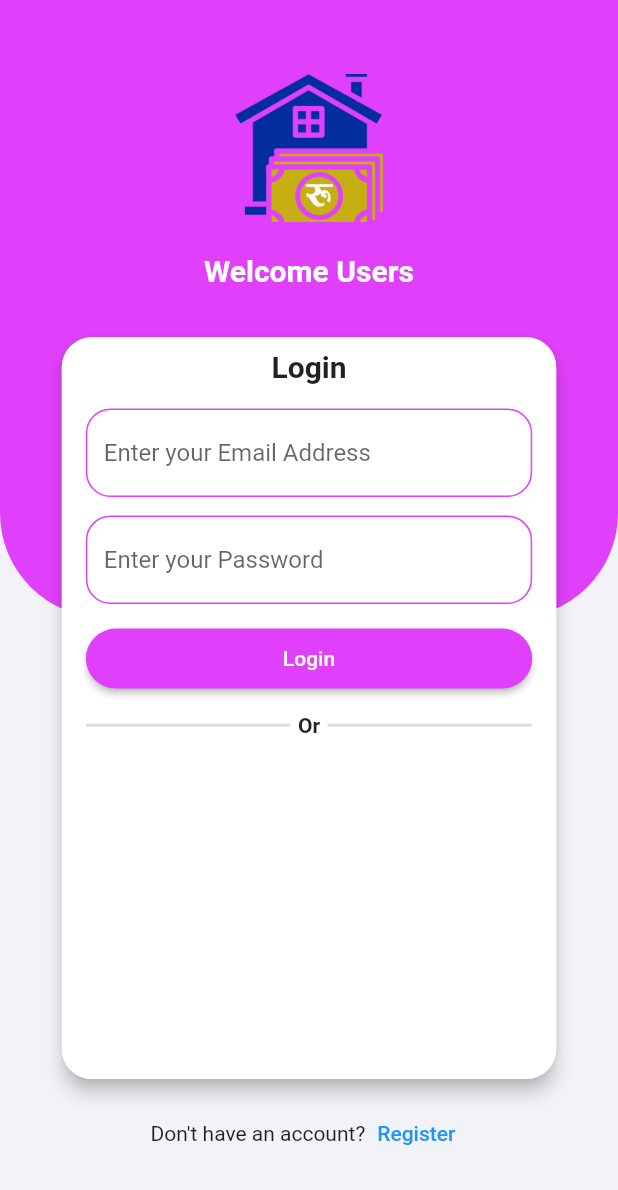
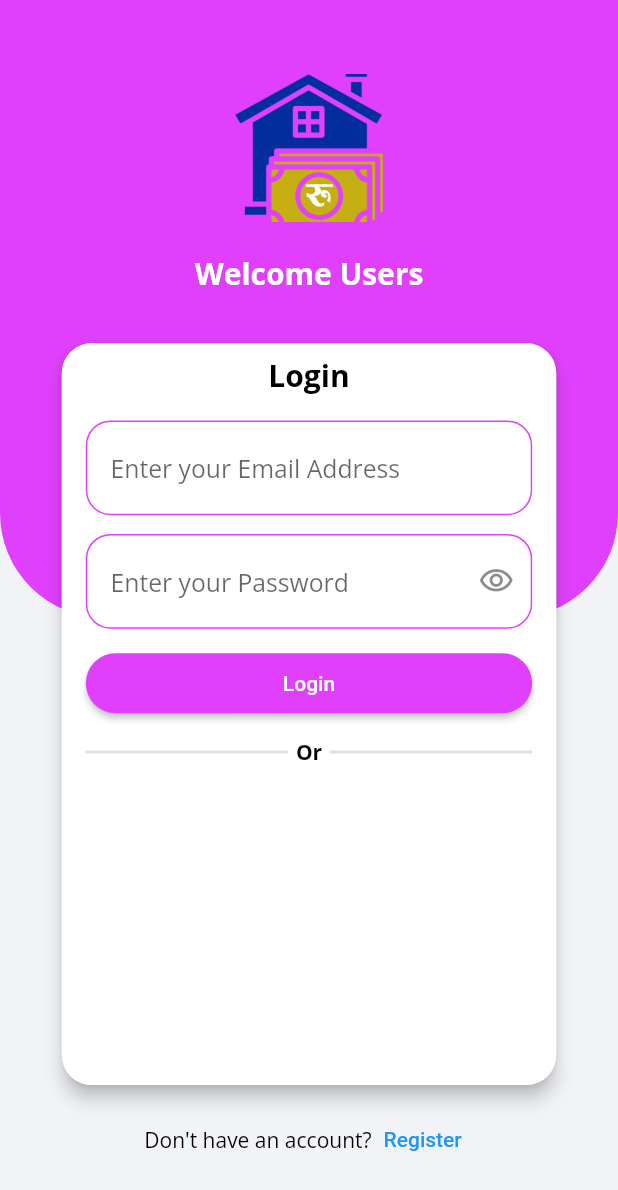
Before and after one commit to Manoj882/home_rent_app, a Flutter app: the screen it shows after launch, on a phone screen of 412 x 824 dp. Shown: the top 1190 px of the screen. Run offline on Flutter 3.47's test engine with Material 2 defaults, Android fonts, the light colour scheme and no system bars; our stand-ins replace firebase_auth, firebase_core; accounts and stored records are empty.

Commit message:
added light theme and password toggle

```diff
--- a/home_rent_app/lib/main.dart
+++ b/home_rent_app/lib/main.dart
@@ -1,6 +1,7 @@
 import 'package:firebase_core/firebase_core.dart';
 import 'package:flutter/material.dart';
 import 'package:home_rent_app/screens/authentication/login_screen.dart';
+import 'package:home_rent_app/theme/theme_data.dart';
 
 import 'package:home_rent_app/utils/size_config.dart';
 
@@ -21,10 +22,7 @@ class MyApp extends StatelessWidget {
         SizeConfig().init(constraints);
         return MaterialApp(
           title: 'Home Rent App',
-          theme: ThemeData(
-
-            primarySwatch: Colors.blue,
-          ),
+          theme: lightTheme(context),
           home: LoginScreen(),
         );
       }
--- a/home_rent_app/lib/screens/authentication/login_screen.dart
+++ b/home_rent_app/lib/screens/authentication/login_screen.dart
@@ -23,7 +23,6 @@ class LoginScreen extends StatelessWidget {
   @override
   Widget build(BuildContext context) {
     return Scaffold(
-      backgroundColor: const Color(0xfff2f3f7),
       body: SafeArea(
         child: Stack(
           children: [
@@ -158,6 +157,7 @@ class LoginScreen extends StatelessWidget {
                   textInputType: TextInputType.text,
                   textInputAction: TextInputAction.done,
                   controller: passwordController,
+                  isObscure: true,
                   validate: (value) =>
                       ValidationMixin().validatePassword(value!),
                   onFieldSubmitted: (_) => _submit(context),
--- a/home_rent_app/lib/screens/authentication/singup_screen.dart
+++ b/home_rent_app/lib/screens/authentication/singup_screen.dart
@@ -21,7 +21,7 @@ class SignUpScreen extends StatelessWidget {
   @override
   Widget build(BuildContext context) {
     return Scaffold(
-      backgroundColor: const Color(0xfff2f3f7),
+
       body: SafeArea(
         child: Stack(
           children: [
@@ -155,6 +155,7 @@ class SignUpScreen extends StatelessWidget {
                   title: "Password",
                   textInputType: TextInputType.text,
                   textInputAction: TextInputAction.next,
+                  isObscure: true,
                   controller: passwordController,
                   validate: (value) =>
                       ValidationMixin().validatePassword(value!),
@@ -168,6 +169,7 @@ class SignUpScreen extends StatelessWidget {
                   textInputType: TextInputType.text,
                   textInputAction: TextInputAction.done,
                   controller: confirmPasswordController,
+                  isObscure: true,
                   validate: (value) => ValidationMixin().validatePassword(
                     passwordController.text,
                     isConfirmed: true,
--- /dev/null
+++ b/home_rent_app/lib/theme/theme_data.dart
@@ -0,0 +1,95 @@
+import 'package:flutter/material.dart';
+import 'package:home_rent_app/utils/size_config.dart';
+
+ThemeData lightTheme(BuildContext context) {
+  return ThemeData(
+    primaryColor: Colors.blue,
+    scaffoldBackgroundColor: const Color(0xfff2f3f7),
+    appBarTheme: AppBarTheme(
+      elevation: 0,
+      color: Colors.blue,
+      titleTextStyle: TextStyle(
+        color: Colors.white,
+        fontSize: SizeConfig.width * 4,
+      ),
+    ),
+    textTheme: const TextTheme(
+      headline6: TextStyle(
+        color: Colors.black,
+        fontFamily: "Open Sans",
+        fontWeight: FontWeight.w700,
+      ),
+      headline5: TextStyle(
+        color: Colors.black,
+        fontFamily: "Open Sans",
+        fontWeight: FontWeight.w700,
+      ),
+      headline4: TextStyle(
+        color: Colors.black,
+        fontFamily: "Open Sans",
+        fontWeight: FontWeight.w700,
+      ),
+      bodyText1: TextStyle(
+        color: Colors.black,
+        fontFamily: "Open Sans",
+      ),
+      bodyText2: TextStyle(
+        color: Colors.black,
+        fontFamily: "Open Sans",
+      ),
+      subtitle1: TextStyle(
+        color: Colors.black,
+        fontFamily: "Open Sans",
+      ),
+      subtitle2: TextStyle(
+        color: Colors.black,
+        fontFamily: "Open Sans",
+      ),
+      caption: TextStyle(
+        color: Colors.black,
+        fontFamily: "Open Sans",
+      ),
+    ),
+    inputDecorationTheme: InputDecorationTheme(
+      contentPadding: EdgeInsets.symmetric(
+        vertical: SizeConfig.height * 2.5,
+        horizontal: SizeConfig.height * 2,
+      ),
+      hintStyle: TextStyle(
+        fontSize: SizeConfig.width * 4,
+      ),
+      enabledBorder: OutlineInputBorder(
+                borderSide: const BorderSide(
+                  color: Colors.purpleAccent,
+                ),
+                borderRadius: BorderRadius.all(
+                  Radius.circular(SizeConfig.height * 2),
+                ),
+              ),
+              focusedBorder: OutlineInputBorder(
+                borderSide: const BorderSide(
+                  color: Colors.purpleAccent,
+                ),
+                borderRadius: BorderRadius.all(
+                  Radius.circular(SizeConfig.height * 2),
+                ),
+              ),
+              errorBorder: OutlineInputBorder(
+                borderSide: const BorderSide(
+                  color: Colors.red,
+                ),
+                borderRadius: BorderRadius.all(
+                  Radius.circular(SizeConfig.height * 2),
+                ),
+              ),
+              focusedErrorBorder: OutlineInputBorder(
+                borderSide: const BorderSide(
+                  color: Colors.red,
+                ),
+                borderRadius: BorderRadius.all(
+                  Radius.circular(SizeConfig.height * 2),
+                ),
+              ),
+    ),
+  );
+}
--- a/home_rent_app/lib/widgets/general_text_field.dart
+++ b/home_rent_app/lib/widgets/general_text_field.dart
@@ -3,21 +3,24 @@ import 'package:flutter/material.dart';
 import '../utils/size_config.dart';
 
 class GeneralTextField extends StatefulWidget {
-  const GeneralTextField({
-    required this.title,
+  const GeneralTextField(
+      {required this.title,
       required this.textInputType,
       required this.textInputAction,
       required this.controller,
       required this.validate,
       required this.onFieldSubmitted,
-
-     Key? key }) : super(key: key);
-
+      this.maxLength,
+      this.isObscure = false,
+      Key? key})
+      : super(key: key);
 
   final String title;
   final TextInputType textInputType;
   final TextInputAction textInputAction;
   final TextEditingController controller;
+  final bool isObscure;
+  final int? maxLength;
   final String? Function(String?)? validate;
   final Function(String)? onFieldSubmitted;
 
@@ -26,46 +29,39 @@ class GeneralTextField extends StatefulWidget {
 }
 
 class _GeneralTextFieldState extends State<GeneralTextField> {
+  late bool toHide;
+
+  @override
+  void initState() {
+    // TODO: implement initState
+    super.initState();
+    toHide = widget.isObscure;
+  }
+
   @override
   Widget build(BuildContext context) {
     return TextFormField(
       keyboardType: widget.textInputType,
       textInputAction: widget.textInputAction,
       controller: widget.controller,
+      obscureText: toHide,
+      maxLength: widget.maxLength,
       decoration: InputDecoration(
         hintText: "Enter your ${widget.title}",
-              enabledBorder: OutlineInputBorder(
-                borderSide: const BorderSide(
-                  color: Colors.purpleAccent,
+        suffixIcon: widget.isObscure
+            ? IconButton(
+                icon: Icon(
+                  toHide
+                      ? Icons.visibility_outlined
+                      : Icons.visibility_off_outlined,
                 ),
-                borderRadius: BorderRadius.all(
-                  Radius.circular(SizeConfig.height * 2),
-                ),
-              ),
-              focusedBorder: OutlineInputBorder(
-                borderSide: const BorderSide(
-                  color: Colors.purpleAccent,
-                ),
-                borderRadius: BorderRadius.all(
-                  Radius.circular(SizeConfig.height * 2),
-                ),
-              ),
-              errorBorder: OutlineInputBorder(
-                borderSide: const BorderSide(
-                  color: Colors.red,
-                ),
-                borderRadius: BorderRadius.all(
-                  Radius.circular(SizeConfig.height * 2),
-                ),
-              ),
-              focusedErrorBorder: OutlineInputBorder(
-                borderSide: const BorderSide(
-                  color: Colors.red,
-                ),
-                borderRadius: BorderRadius.all(
-                  Radius.circular(SizeConfig.height * 2),
-                ),
-              ),
+                onPressed: () {
+                  setState(() {
+                    toHide = !toHide;
+                  });
+                },
+              )
+            : null,
       ),
       validator: widget.validate,
       onFieldSubmitted: widget.onFieldSubmitted,
```
Also changed, not shown: home_rent_app/pubspec.yaml (+8 -5 lines), home_rent_app/assets/fonts/OpenSans-Bold.ttf (added), home_rent_app/assets/fonts/OpenSans-BoldItalic.ttf (added), home_rent_app/assets/fonts/OpenSans-ExtraBold.ttf (added), home_rent_app/assets/fonts/OpenSans-ExtraBoldItalic.ttf (added), home_rent_app/assets/fonts/OpenSans-Italic.ttf (added), home_rent_app/assets/fonts/OpenSans-Light.ttf (added), home_rent_app/assets/fonts/OpenSans-LightItalic.ttf (added), home_rent_app/assets/fonts/OpenSans-Medium.ttf (added), home_rent_app/assets/fonts/OpenSans-MediumItalic.ttf (added), home_rent_app/assets/fonts/OpenSans-Regular.ttf (added), home_rent_app/assets/fonts/OpenSans-SemiBold.ttf (added), home_rent_app/assets/fonts/OpenSans-SemiBoldItalic.ttf (added). Lines whose indentation alone changed are shown as unchanged.
